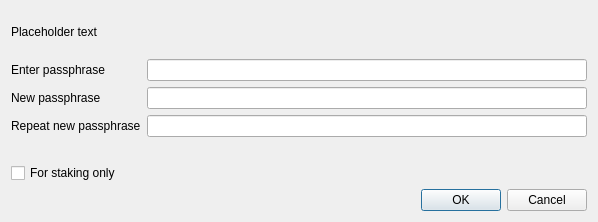
Old version of the form src/qt/forms/askpassphrasedialog.ui in the repository peg-dev/pegasus.
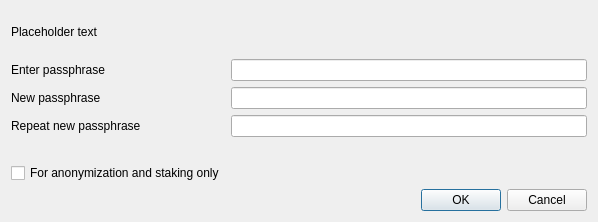
New version of the form.

```diff
--- a/src/qt/forms/askpassphrasedialog.ui
+++ b/src/qt/forms/askpassphrasedialog.ui
@@ -117,7 +117,7 @@
         <string>Serves to disable the trivial sendmoney when OS account compromised. Provides no real security.</string>
        </property>
        <property name="text">
-        <string>For staking only</string>
+        <string>For anonymization and staking only</string>
        </property>
        <property name="visible">
         <bool>false</bool>
```
Left out of the diff: 2 changed lines with no effect on the pictures. Lines whose indentation alone changed are shown as unchanged.
